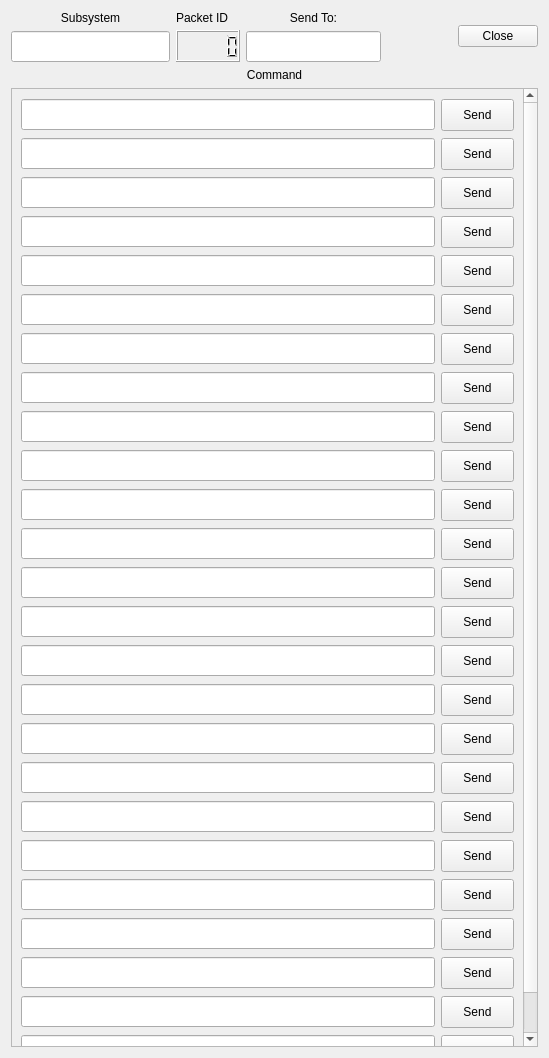
Qt form Subsystems/cmdGui/GenericCommandDialog.ui (nasa/cFS-GroundSystem) before a commit.
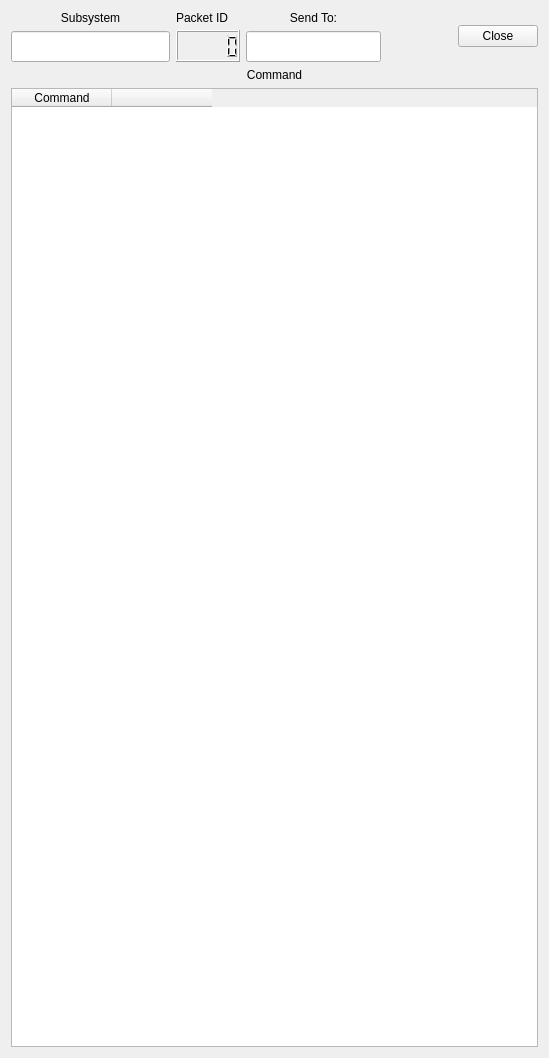
The same form after that commit.

Commit message:
Feature #98 - Refactor UI to use table widgets
Backend updated accordingly. Other various tweaks/fixes as needed

```diff
--- a/Subsystems/cmdGui/GenericCommandDialog.ui
+++ b/Subsystems/cmdGui/GenericCommandDialog.ui
@@ -151,1236 +151,31 @@
        </property>
       </widget>
      </item>
+     <item>
+      <widget class="QTableWidget" name="tblCommands">
+       <property name="editTriggers">
+        <set>QAbstractItemView::NoEditTriggers</set>
+       </property>
+       <attribute name="verticalHeaderVisible">
+        <bool>false</bool>
+       </attribute>
+       <attribute name="verticalHeaderMinimumSectionSize">
+        <number>40</number>
+       </attribute>
+       <column>
+        <property name="text">
+         <string>Command</string>
+        </property>
+       </column>
+       <column>
+        <property name="text">
+         <string/>
+        </property>
+       </column>
+      </widget>
+     </item>
     </layout>
    </item>
-   <item>
-    <widget class="QScrollArea" name="scrollArea">
-     <property name="verticalScrollBarPolicy">
-      <enum>Qt::ScrollBarAlwaysOn</enum>
-     </property>
-     <property name="widgetResizable">
-      <bool>true</bool>
-     </property>
-     <widget class="QWidget" name="scrollAreaWidgetContents">
-      <property name="geometry">
-       <rect>
-        <x>0</x>
-        <y>0</y>
-        <width>515</width>
-        <height>1000</height>
-       </rect>
-      </property>
-      <property name="minimumSize">
-       <size>
-        <width>0</width>
-        <height>1000</height>
-       </size>
-      </property>
-      <layout class="QVBoxLayout" name="verticalLayout_5">
-       <item>
-        <layout class="QHBoxLayout" name="horizontalLayout_2">
-         <item>
-          <widget class="QLineEdit" name="itemLabelTextBrowser_1">
-           <property name="minimumSize">
-            <size>
-             <width>391</width>
-             <height>31</height>
-            </size>
-           </property>
-           <property name="maximumSize">
-            <size>
-             <width>1234</width>
-             <height>31</height>
-            </size>
-           </property>
-           <property name="readOnly">
-            <bool>true</bool>
-           </property>
-          </widget>
-         </item>
-         <item>
-          <widget class="QPushButton" name="SendButton_1">
-           <property name="sizePolicy">
-            <sizepolicy hsizetype="Fixed" vsizetype="Fixed">
-             <horstretch>0</horstretch>
-             <verstretch>0</verstretch>
-            </sizepolicy>
-           </property>
-           <property name="minimumSize">
-            <size>
-             <width>73</width>
-             <height>32</height>
-            </size>
-           </property>
-           <property name="maximumSize">
-            <size>
-             <width>73</width>
-             <height>32</height>
-            </size>
-           </property>
-           <property name="text">
-            <string>Send</string>
-           </property>
-          </widget>
-         </item>
-        </layout>
-       </item>
-       <item>
-        <layout class="QHBoxLayout" name="horizontalLayout_3">
-         <item>
-          <widget class="QLineEdit" name="itemLabelTextBrowser_2">
-           <property name="minimumSize">
-            <size>
-             <width>391</width>
-             <height>31</height>
-            </size>
-           </property>
-           <property name="maximumSize">
-            <size>
-             <width>1234</width>
-             <height>31</height>
-            </size>
-           </property>
-           <property name="readOnly">
-            <bool>true</bool>
-           </property>
-          </widget>
-         </item>
-         <item>
-          <widget class="QPushButton" name="SendButton_2">
-           <property name="sizePolicy">
-            <sizepolicy hsizetype="Fixed" vsizetype="Fixed">
-             <horstretch>0</horstretch>
-             <verstretch>0</verstretch>
-            </sizepolicy>
-           </property>
-           <property name="minimumSize">
-            <size>
-             <width>73</width>
-             <height>32</height>
-            </size>
-           </property>
-           <property name="maximumSize">
-            <size>
-             <width>73</width>
-             <height>32</height>
-            </size>
-           </property>
-           <property name="text">
-            <string>Send</string>
-           </property>
-          </widget>
-         </item>
-        </layout>
-       </item>
-       <item>
-        <layout class="QHBoxLayout" name="horizontalLayout_4">
-         <item>
-          <widget class="QLineEdit" name="itemLabelTextBrowser_3">
-           <property name="minimumSize">
-            <size>
-             <width>391</width>
-             <height>31</height>
-            </size>
-           </property>
-           <property name="maximumSize">
-            <size>
-             <width>1234</width>
-             <height>31</height>
-            </size>
-           </property>
-           <property name="readOnly">
-            <bool>true</bool>
-           </property>
-          </widget>
-         </item>
-         <item>
-          <widget class="QPushButton" name="SendButton_3">
-           <property name="sizePolicy">
-            <sizepolicy hsizetype="Fixed" vsizetype="Fixed">
-             <horstretch>0</horstretch>
-             <verstretch>0</verstretch>
-            </sizepolicy>
-           </property>
-           <property name="minimumSize">
-            <size>
-             <width>73</width>
-             <height>32</height>
-            </size>
-           </property>
-           <property name="maximumSize">
-            <size>
-             <width>73</width>
-             <height>32</height>
-            </size>
-           </property>
-           <property name="text">
-            <string>Send</string>
-           </property>
-          </widget>
-         </item>
-        </layout>
-       </item>
-       <item>
-        <layout class="QHBoxLayout" name="horizontalLayout_5">
-         <item>
-          <widget class="QLineEdit" name="itemLabelTextBrowser_4">
-           <property name="minimumSize">
-            <size>
-             <width>391</width>
-             <height>31</height>
-            </size>
-           </property>
-           <property name="maximumSize">
-            <size>
-             <width>1234</width>
-             <height>31</height>
-            </size>
-           </property>
-           <property name="readOnly">
-            <bool>true</bool>
-           </property>
-          </widget>
-         </item>
-         <item>
-          <widget class="QPushButton" name="SendButton_4">
-           <property name="sizePolicy">
-            <sizepolicy hsizetype="Fixed" vsizetype="Fixed">
-             <horstretch>0</horstretch>
-             <verstretch>0</verstretch>
-            </sizepolicy>
-           </property>
-           <property name="minimumSize">
-            <size>
-             <width>73</width>
-             <height>32</height>
-            </size>
-           </property>
-           <property name="maximumSize">
-            <size>
-             <width>73</width>
-             <height>32</height>
-            </size>
-           </property>
-           <property name="text">
-            <string>Send</string>
-           </property>
-          </widget>
-         </item>
-        </layout>
-       </item>
-       <item>
-        <layout class="QHBoxLayout" name="horizontalLayout_6">
-         <item>
-          <widget class="QLineEdit" name="itemLabelTextBrowser_5">
-           <property name="minimumSize">
-            <size>
-             <width>391</width>
-             <height>31</height>
-            </size>
-           </property>
-           <property name="maximumSize">
-            <size>
-             <width>1234</width>
-             <height>31</height>
-            </size>
-           </property>
-           <property name="readOnly">
-            <bool>true</bool>
-           </property>
-          </widget>
-         </item>
-         <item>
-          <widget class="QPushButton" name="SendButton_5">
-           <property name="sizePolicy">
-            <sizepolicy hsizetype="Fixed" vsizetype="Fixed">
-             <horstretch>0</horstretch>
-             <verstretch>0</verstretch>
-            </sizepolicy>
-           </property>
-           <property name="minimumSize">
-            <size>
-             <width>73</width>
-             <height>32</height>
-            </size>
-           </property>
-           <property name="maximumSize">
-            <size>
-             <width>73</width>
-             <height>32</height>
-            </size>
-           </property>
-           <property name="text">
-            <string>Send</string>
-           </property>
-          </widget>
-         </item>
-        </layout>
-       </item>
-       <item>
-        <layout class="QHBoxLayout" name="horizontalLayout_7">
-         <item>
-          <widget class="QLineEdit" name="itemLabelTextBrowser_6">
-           <property name="minimumSize">
-            <size>
-             <width>391</width>
-             <height>31</height>
-            </size>
-           </property>
-           <property name="maximumSize">
-            <size>
-             <width>1234</width>
-             <height>31</height>
-            </size>
-           </property>
-           <property name="readOnly">
-            <bool>true</bool>
-           </property>
-          </widget>
-         </item>
-         <item>
-          <widget class="QPushButton" name="SendButton_6">
-           <property name="sizePolicy">
-            <sizepolicy hsizetype="Fixed" vsizetype="Fixed">
-             <horstretch>0</horstretch>
-             <verstretch>0</verstretch>
-            </sizepolicy>
-           </property>
-           <property name="minimumSize">
-            <size>
-             <width>73</width>
-             <height>32</height>
-            </size>
-           </property>
-           <property name="maximumSize">
-            <size>
-             <width>73</width>
-             <height>32</height>
-            </size>
-           </property>
-           <property name="text">
-            <string>Send</string>
-           </property>
-          </widget>
-         </item>
-        </layout>
-       </item>
-       <item>
-        <layout class="QHBoxLayout" name="horizontalLayout_8">
-         <item>
-          <widget class="QLineEdit" name="itemLabelTextBrowser_7">
-           <property name="minimumSize">
-            <size>
-             <width>391</width>
-             <height>31</height>
-            </size>
-           </property>
-           <property name="maximumSize">
-            <size>
-             <width>1234</width>
-             <height>31</height>
-            </size>
-           </property>
-           <property name="readOnly">
-            <bool>true</bool>
-           </property>
-          </widget>
-         </item>
-         <item>
-          <widget class="QPushButton" name="SendButton_7">
-           <property name="sizePolicy">
-            <sizepolicy hsizetype="Fixed" vsizetype="Fixed">
-             <horstretch>0</horstretch>
-             <verstretch>0</verstretch>
-            </sizepolicy>
-           </property>
-           <property name="minimumSize">
-            <size>
-             <width>73</width>
-             <height>32</height>
-            </size>
-           </property>
-           <property name="maximumSize">
-            <size>
-             <width>73</width>
-             <height>32</height>
-            </size>
-           </property>
-           <property name="text">
-            <string>Send</string>
-           </property>
-          </widget>
-         </item>
-        </layout>
-       </item>
-       <item>
-        <layout class="QHBoxLayout" name="horizontalLayout_9">
-         <item>
-          <widget class="QLineEdit" name="itemLabelTextBrowser_8">
-           <property name="minimumSize">
-            <size>
-             <width>391</width>
-             <height>31</height>
-            </size>
-           </property>
-           <property name="maximumSize">
-            <size>
-             <width>1234</width>
-             <height>31</height>
-            </size>
-           </property>
-           <property name="readOnly">
-            <bool>true</bool>
-           </property>
-          </widget>
-         </item>
-         <item>
-          <widget class="QPushButton" name="SendButton_8">
-           <property name="sizePolicy">
-            <sizepolicy hsizetype="Fixed" vsizetype="Fixed">
-             <horstretch>0</horstretch>
-             <verstretch>0</verstretch>
-            </sizepolicy>
-           </property>
-           <property name="minimumSize">
-            <size>
-             <width>73</width>
-             <height>32</height>
-            </size>
-           </property>
-           <property name="maximumSize">
-            <size>
-             <width>73</width>
-             <height>32</height>
-            </size>
-           </property>
-           <property name="text">
-            <string>Send</string>
-           </property>
-          </widget>
-         </item>
-        </layout>
-       </item>
-       <item>
-        <layout class="QHBoxLayout" name="horizontalLayout_10">
-         <item>
-          <widget class="QLineEdit" name="itemLabelTextBrowser_9">
-           <property name="minimumSize">
-            <size>
-             <width>391</width>
-             <height>31</height>
-            </size>
-           </property>
-           <property name="maximumSize">
-            <size>
-             <width>1234</width>
-             <height>31</height>
-            </size>
-           </property>
-           <property name="readOnly">
-            <bool>true</bool>
-           </property>
-          </widget>
-         </item>
-         <item>
-          <widget class="QPushButton" name="SendButton_9">
-           <property name="sizePolicy">
-            <sizepolicy hsizetype="Fixed" vsizetype="Fixed">
-             <horstretch>0</horstretch>
-             <verstretch>0</verstretch>
-            </sizepolicy>
-           </property>
-           <property name="minimumSize">
-            <size>
-             <width>73</width>
-             <height>32</height>
-            </size>
-           </property>
-           <property name="maximumSize">
-            <size>
-             <width>73</width>
-             <height>32</height>
-            </size>
-           </property>
-           <property name="text">
-            <string>Send</string>
-           </property>
-          </widget>
-         </item>
-        </layout>
-       </item>
-       <item>
-        <layout class="QHBoxLayout" name="horizontalLayout_11">
-         <item>
-          <widget class="QLineEdit" name="itemLabelTextBrowser_10">
-           <property name="minimumSize">
-            <size>
-             <width>391</width>
-             <height>31</height>
-            </size>
-           </property>
-           <property name="maximumSize">
-            <size>
-             <width>1234</width>
-             <height>31</height>
-            </size>
-           </property>
-           <property name="readOnly">
-            <bool>true</bool>
-           </property>
-          </widget>
-         </item>
-         <item>
-          <widget class="QPushButton" name="SendButton_10">
-           <property name="sizePolicy">
-            <sizepolicy hsizetype="Fixed" vsizetype="Fixed">
-             <horstretch>0</horstretch>
-             <verstretch>0</verstretch>
-            </sizepolicy>
-           </property>
-           <property name="minimumSize">
-            <size>
-             <width>73</width>
-             <height>32</height>
-            </size>
-           </property>
-           <property name="maximumSize">
-            <size>
-             <width>73</width>
-             <height>32</height>
-            </size>
-           </property>
-           <property name="text">
-            <string>Send</string>
-           </property>
-          </widget>
-         </item>
-        </layout>
-       </item>
-       <item>
-        <layout class="QHBoxLayout" name="horizontalLayout_12">
-         <item>
-          <widget class="QLineEdit" name="itemLabelTextBrowser_11">
-           <property name="minimumSize">
-            <size>
-             <width>391</width>
-             <height>31</height>
-            </size>
-           </property>
-           <property name="maximumSize">
-            <size>
-             <width>1234</width>
-             <height>31</height>
-            </size>
-           </property>
-           <property name="readOnly">
-            <bool>true</bool>
-           </property>
-          </widget>
-         </item>
-         <item>
-          <widget class="QPushButton" name="SendButton_11">
-           <property name="sizePolicy">
-            <sizepolicy hsizetype="Fixed" vsizetype="Fixed">
-             <horstretch>0</horstretch>
-             <verstretch>0</verstretch>
-            </sizepolicy>
-           </property>
-           <property name="minimumSize">
-            <size>
-             <width>73</width>
-             <height>32</height>
-            </size>
-           </property>
-           <property name="maximumSize">
-            <size>
-             <width>73</width>
-             <height>32</height>
-            </size>
-           </property>
-           <property name="text">
-            <string>Send</string>
-           </property>
-          </widget>
-         </item>
-        </layout>
-       </item>
-       <item>
-        <layout class="QHBoxLayout" name="horizontalLayout_13">
-         <item>
-          <widget class="QLineEdit" name="itemLabelTextBrowser_12">
-           <property name="minimumSize">
-            <size>
-             <width>391</width>
-             <height>31</height>
-            </size>
-           </property>
-           <property name="maximumSize">
-            <size>
-             <width>1234</width>
-             <height>31</height>
-            </size>
-           </property>
-           <property name="readOnly">
-            <bool>true</bool>
-           </property>
-          </widget>
-         </item>
-         <item>
-          <widget class="QPushButton" name="SendButton_12">
-           <property name="sizePolicy">
-            <sizepolicy hsizetype="Fixed" vsizetype="Fixed">
-             <horstretch>0</horstretch>
-             <verstretch>0</verstretch>
-            </sizepolicy>
-           </property>
-           <property name="minimumSize">
-            <size>
-             <width>73</width>
-             <height>32</height>
-            </size>
-           </property>
-           <property name="maximumSize">
-            <size>
-             <width>73</width>
-             <height>32</height>
-            </size>
-           </property>
-           <property name="text">
-            <string>Send</string>
-           </property>
-          </widget>
-         </item>
-        </layout>
-       </item>
-       <item>
-        <layout class="QHBoxLayout" name="horizontalLayout_14">
-         <item>
-          <widget class="QLineEdit" name="itemLabelTextBrowser_13">
-           <property name="minimumSize">
-            <size>
-             <width>391</width>
-             <height>31</height>
-            </size>
-           </property>
-           <property name="maximumSize">
-            <size>
-             <width>1234</width>
-             <height>31</height>
-            </size>
-           </property>
-           <property name="readOnly">
-            <bool>true</bool>
-           </property>
-          </widget>
-         </item>
-         <item>
-          <widget class="QPushButton" name="SendButton_13">
-           <property name="sizePolicy">
-            <sizepolicy hsizetype="Fixed" vsizetype="Fixed">
-             <horstretch>0</horstretch>
-             <verstretch>0</verstretch>
-            </sizepolicy>
-           </property>
-           <property name="minimumSize">
-            <size>
-             <width>73</width>
-             <height>32</height>
-            </size>
-           </property>
-           <property name="maximumSize">
-            <size>
-             <width>73</width>
-             <height>32</height>
-            </size>
-           </property>
-           <property name="text">
-            <string>Send</string>
-           </property>
-          </widget>
-         </item>
-        </layout>
-       </item>
-       <item>
-        <layout class="QHBoxLayout" name="horizontalLayout_15">
-         <item>
-          <widget class="QLineEdit" name="itemLabelTextBrowser_14">
-           <property name="minimumSize">
-            <size>
-             <width>391</width>
-             <height>31</height>
-            </size>
-           </property>
-           <property name="maximumSize">
-            <size>
-             <width>1234</width>
-             <height>31</height>
-            </size>
-           </property>
-           <property name="readOnly">
-            <bool>true</bool>
-           </property>
-          </widget>
-         </item>
-         <item>
-          <widget class="QPushButton" name="SendButton_14">
-           <property name="sizePolicy">
-            <sizepolicy hsizetype="Fixed" vsizetype="Fixed">
-             <horstretch>0</horstretch>
-             <verstretch>0</verstretch>
-            </sizepolicy>
-           </property>
-           <property name="minimumSize">
-            <size>
-             <width>73</width>
-             <height>32</height>
-            </size>
-           </property>
-           <property name="maximumSize">
-            <size>
-             <width>73</width>
-             <height>32</height>
-            </size>
-           </property>
-           <property name="text">
-            <string>Send</string>
-           </property>
-          </widget>
-         </item>
-        </layout>
-       </item>
-       <item>
-        <layout class="QHBoxLayout" name="horizontalLayout_16">
-         <item>
-          <widget class="QLineEdit" name="itemLabelTextBrowser_15">
-           <property name="minimumSize">
-            <size>
-             <width>391</width>
-             <height>31</height>
-            </size>
-           </property>
-           <property name="maximumSize">
-            <size>
-             <width>1234</width>
-             <height>31</height>
-            </size>
-           </property>
-           <property name="readOnly">
-            <bool>true</bool>
-           </property>
-          </widget>
-         </item>
-         <item>
-          <widget class="QPushButton" name="SendButton_15">
-           <property name="sizePolicy">
-            <sizepolicy hsizetype="Fixed" vsizetype="Fixed">
-             <horstretch>0</horstretch>
-             <verstretch>0</verstretch>
-            </sizepolicy>
-           </property>
-           <property name="minimumSize">
-            <size>
-             <width>73</width>
-             <height>32</height>
-            </size>
-           </property>
-           <property name="maximumSize">
-            <size>
-             <width>73</width>
-             <height>32</height>
-            </size>
-           </property>
-           <property name="text">
-            <string>Send</string>
-           </property>
-          </widget>
-         </item>
-        </layout>
-       </item>
-       <item>
-        <layout class="QHBoxLayout" name="horizontalLayout_17">
-         <item>
-          <widget class="QLineEdit" name="itemLabelTextBrowser_16">
-           <property name="minimumSize">
-            <size>
-             <width>391</width>
-             <height>31</height>
-            </size>
-           </property>
-           <property name="maximumSize">
-            <size>
-             <width>1234</width>
-             <height>31</height>
-            </size>
-           </property>
-           <property name="readOnly">
-            <bool>true</bool>
-           </property>
-          </widget>
-         </item>
-         <item>
-          <widget class="QPushButton" name="SendButton_16">
-           <property name="sizePolicy">
-            <sizepolicy hsizetype="Fixed" vsizetype="Fixed">
-             <horstretch>0</horstretch>
-             <verstretch>0</verstretch>
-            </sizepolicy>
-           </property>
-           <property name="minimumSize">
-            <size>
-             <width>73</width>
-             <height>32</height>
-            </size>
-           </property>
-           <property name="maximumSize">
-            <size>
-             <width>73</width>
-             <height>32</height>
-            </size>
-           </property>
-           <property name="text">
-            <string>Send</string>
-           </property>
-          </widget>
-         </item>
-        </layout>
-       </item>
-       <item>
-        <layout class="QHBoxLayout" name="horizontalLayout_18">
-         <item>
-          <widget class="QLineEdit" name="itemLabelTextBrowser_17">
-           <property name="minimumSize">
-            <size>
-             <width>391</width>
-             <height>31</height>
-            </size>
-           </property>
-           <property name="maximumSize">
-            <size>
-             <width>1234</width>
-             <height>31</height>
-            </size>
-           </property>
-           <property name="readOnly">
-            <bool>true</bool>
-           </property>
-          </widget>
-         </item>
-         <item>
-          <widget class="QPushButton" name="SendButton_17">
-           <property name="sizePolicy">
-            <sizepolicy hsizetype="Fixed" vsizetype="Fixed">
-             <horstretch>0</horstretch>
-             <verstretch>0</verstretch>
-            </sizepolicy>
-           </property>
-           <property name="minimumSize">
-            <size>
-             <width>73</width>
-             <height>32</height>
-            </size>
-           </property>
-           <property name="maximumSize">
-            <size>
-             <width>73</width>
-             <height>32</height>
-            </size>
-           </property>
-           <property name="text">
-            <string>Send</string>
-           </property>
-          </widget>
-         </item>
-        </layout>
-       </item>
-       <item>
-        <layout class="QHBoxLayout" name="horizontalLayout_19">
-         <item>
-          <widget class="QLineEdit" name="itemLabelTextBrowser_18">
-           <property name="minimumSize">
-            <size>
-             <width>391</width>
-             <height>31</height>
-            </size>
-           </property>
-           <property name="maximumSize">
-            <size>
-             <width>1234</width>
-             <height>31</height>
-            </size>
-           </property>
-           <property name="readOnly">
-            <bool>true</bool>
-           </property>
-          </widget>
-         </item>
-         <item>
-          <widget class="QPushButton" name="SendButton_18">
-           <property name="sizePolicy">
-            <sizepolicy hsizetype="Fixed" vsizetype="Fixed">
-             <horstretch>0</horstretch>
-             <verstretch>0</verstretch>
-            </sizepolicy>
-           </property>
-           <property name="minimumSize">
-            <size>
-             <width>73</width>
-             <height>32</height>
-            </size>
-           </property>
-           <property name="maximumSize">
-            <size>
-             <width>73</width>
-             <height>32</height>
-            </size>
-           </property>
-           <property name="text">
-            <string>Send</string>
-           </property>
-          </widget>
-         </item>
-        </layout>
-       </item>
-       <item>
-        <layout class="QHBoxLayout" name="horizontalLayout_20">
-         <item>
-          <widget class="QLineEdit" name="itemLabelTextBrowser_19">
-           <property name="minimumSize">
-            <size>
-             <width>391</width>
-             <height>31</height>
-            </size>
-           </property>
-           <property name="maximumSize">
-            <size>
-             <width>1234</width>
-             <height>31</height>
-            </size>
-           </property>
-           <property name="readOnly">
-            <bool>true</bool>
-           </property>
-          </widget>
-         </item>
-         <item>
-          <widget class="QPushButton" name="SendButton_19">
-           <property name="sizePolicy">
-            <sizepolicy hsizetype="Fixed" vsizetype="Fixed">
-             <horstretch>0</horstretch>
-             <verstretch>0</verstretch>
-            </sizepolicy>
-           </property>
-           <property name="minimumSize">
-            <size>
-             <width>73</width>
-             <height>32</height>
-            </size>
-           </property>
-           <property name="maximumSize">
-            <size>
-             <width>73</width>
-             <height>32</height>
-            </size>
-           </property>
-           <property name="text">
-            <string>Send</string>
-           </property>
-          </widget>
-         </item>
-        </layout>
-       </item>
-       <item>
-        <layout class="QHBoxLayout" name="horizontalLayout_21">
-         <item>
-          <widget class="QLineEdit" name="itemLabelTextBrowser_20">
-           <property name="minimumSize">
-            <size>
-             <width>391</width>
-             <height>31</height>
-            </size>
-           </property>
-           <property name="maximumSize">
-            <size>
-             <width>1234</width>
-             <height>31</height>
-            </size>
-           </property>
-           <property name="readOnly">
-            <bool>true</bool>
-           </property>
-          </widget>
-         </item>
-         <item>
-          <widget class="QPushButton" name="SendButton_20">
-           <property name="sizePolicy">
-            <sizepolicy hsizetype="Fixed" vsizetype="Fixed">
-             <horstretch>0</horstretch>
-             <verstretch>0</verstretch>
-            </sizepolicy>
-           </property>
-           <property name="minimumSize">
-            <size>
-             <width>73</width>
-             <height>32</height>
-            </size>
-           </property>
-           <property name="maximumSize">
-            <size>
-             <width>73</width>
-             <height>32</height>
-            </size>
-           </property>
-           <property name="text">
-            <string>Send</string>
-           </property>
-          </widget>
-         </item>
-        </layout>
-       </item>
-       <item>
-        <layout class="QHBoxLayout" name="horizontalLayout_22">
-         <item>
-          <widget class="QLineEdit" name="itemLabelTextBrowser_21">
-           <property name="minimumSize">
-            <size>
-             <width>391</width>
-             <height>31</height>
-            </size>
-           </property>
-           <property name="maximumSize">
-            <size>
-             <width>1234</width>
-             <height>31</height>
-            </size>
-           </property>
-           <property name="readOnly">
-            <bool>true</bool>
-           </property>
-          </widget>
-         </item>
-         <item>
-          <widget class="QPushButton" name="SendButton_21">
-           <property name="sizePolicy">
-            <sizepolicy hsizetype="Fixed" vsizetype="Fixed">
-             <horstretch>0</horstretch>
-             <verstretch>0</verstretch>
-            </sizepolicy>
-           </property>
-           <property name="minimumSize">
-            <size>
-             <width>73</width>
-             <height>32</height>
-            </size>
-           </property>
-           <property name="maximumSize">
-            <size>
-             <width>73</width>
-             <height>32</height>
-            </size>
-           </property>
-           <property name="text">
-            <string>Send</string>
-           </property>
-          </widget>
-         </item>
-        </layout>
-       </item>
-       <item>
-        <layout class="QHBoxLayout" name="horizontalLayout_23">
-         <item>
-          <widget class="QLineEdit" name="itemLabelTextBrowser_22">
-           <property name="minimumSize">
-            <size>
-             <width>391</width>
-             <height>31</height>
-            </size>
-           </property>
-           <property name="maximumSize">
-            <size>
-             <width>1234</width>
-             <height>31</height>
-            </size>
-           </property>
-           <property name="readOnly">
-            <bool>true</bool>
-           </property>
-          </widget>
-         </item>
-         <item>
-          <widget class="QPushButton" name="SendButton_22">
-           <property name="sizePolicy">
-            <sizepolicy hsizetype="Fixed" vsizetype="Fixed">
-             <horstretch>0</horstretch>
-             <verstretch>0</verstretch>
-            </sizepolicy>
-           </property>
-           <property name="minimumSize">
-            <size>
-             <width>73</width>
-             <height>32</height>
-            </size>
-           </property>
-           <property name="maximumSize">
-            <size>
-             <width>73</width>
-             <height>32</height>
-            </size>
-           </property>
-           <property name="text">
-            <string>Send</string>
-           </property>
-          </widget>
-         </item>
-        </layout>
-       </item>
-       <item>
-        <layout class="QHBoxLayout" name="horizontalLayout_24">
-         <item>
-          <widget class="QLineEdit" name="itemLabelTextBrowser_23">
-           <property name="minimumSize">
-            <size>
-             <width>391</width>
-             <height>31</height>
-            </size>
-           </property>
-           <property name="maximumSize">
-            <size>
-             <width>1234</width>
-             <height>31</height>
-            </size>
-           </property>
-           <property name="readOnly">
-            <bool>true</bool>
-           </property>
-          </widget>
-         </item>
-         <item>
-          <widget class="QPushButton" name="SendButton_23">
-           <property name="sizePolicy">
-            <sizepolicy hsizetype="Fixed" vsizetype="Fixed">
-             <horstretch>0</horstretch>
-             <verstretch>0</verstretch>
-            </sizepolicy>
-           </property>
-           <property name="minimumSize">
-            <size>
-             <width>73</width>
-             <height>32</height>
-            </size>
-           </property>
-           <property name="maximumSize">
-            <size>
-             <width>73</width>
-             <height>32</height>
-            </size>
-           </property>
-           <property name="text">
-            <string>Send</string>
-           </property>
-          </widget>
-         </item>
-        </layout>
-       </item>
-       <item>
-        <layout class="QHBoxLayout" name="horizontalLayout_25">
-         <item>
-          <widget class="QLineEdit" name="itemLabelTextBrowser_24">
-           <property name="minimumSize">
-            <size>
-             <width>391</width>
-             <height>31</height>
-            </size>
-           </property>
-           <property name="maximumSize">
-            <size>
-             <width>1234</width>
-             <height>31</height>
-            </size>
-           </property>
-           <property name="readOnly">
-            <bool>true</bool>
-           </property>
-          </widget>
-         </item>
-         <item>
-          <widget class="QPushButton" name="SendButton_24">
-           <property name="sizePolicy">
-            <sizepolicy hsizetype="Fixed" vsizetype="Fixed">
-             <horstretch>0</horstretch>
-             <verstretch>0</verstretch>
-            </sizepolicy>
-           </property>
-           <property name="minimumSize">
-            <size>
-             <width>73</width>
-             <height>32</height>
-            </size>
-           </property>
-           <property name="maximumSize">
-            <size>
-             <width>73</width>
-             <height>32</height>
-            </size>
-           </property>
-           <property name="text">
-            <string>Send</string>
-           </property>
-          </widget>
-         </item>
-        </layout>
-       </item>
-       <item>
-        <layout class="QHBoxLayout" name="horizontalLayout_26">
-         <item>
-          <widget class="QLineEdit" name="itemLabelTextBrowser_25">
-           <property name="minimumSize">
-            <size>
-             <width>391</width>
-             <height>31</height>
-            </size>
-           </property>
-           <property name="maximumSize">
-            <size>
-             <width>1234</width>
-             <height>31</height>
-            </size>
-           </property>
-           <property name="readOnly">
-            <bool>true</bool>
-           </property>
-          </widget>
-         </item>
-         <item>
-          <widget class="QPushButton" name="SendButton_25">
-           <property name="sizePolicy">
-            <sizepolicy hsizetype="Fixed" vsizetype="Fixed">
-             <horstretch>0</horstretch>
-             <verstretch>0</verstretch>
-            </sizepolicy>
-           </property>
-           <property name="minimumSize">
-            <size>
-             <width>73</width>
-             <height>32</height>
-            </size>
-           </property>
-           <property name="maximumSize">
-            <size>
-             <width>73</width>
-             <height>32</height>
-            </size>
-           </property>
-           <property name="text">
-            <string>Send</string>
-           </property>
-          </widget>
-         </item>
-        </layout>
-       </item>
-      </layout>
-     </widget>
-    </widget>
-   </item>
   </layout>
  </widget>
  <resources/>
```
The commit also changes 24 other files.
